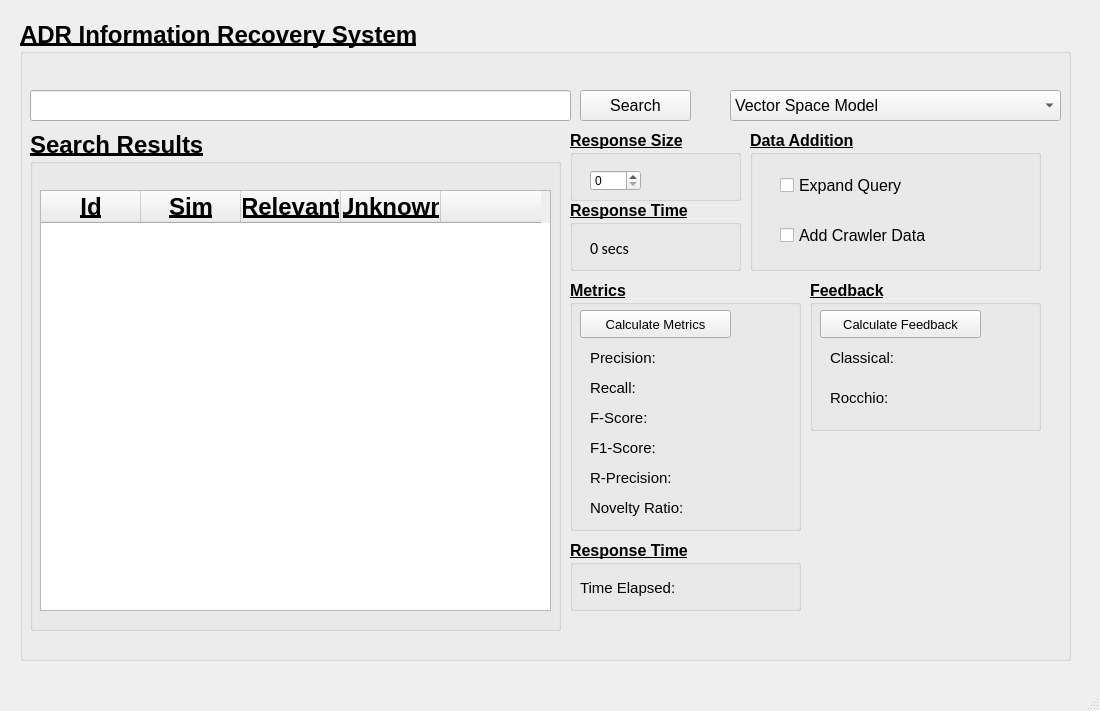
Qt form gui/ADRGui.ui (rolysr/adr-retrieval-system) before a commit.
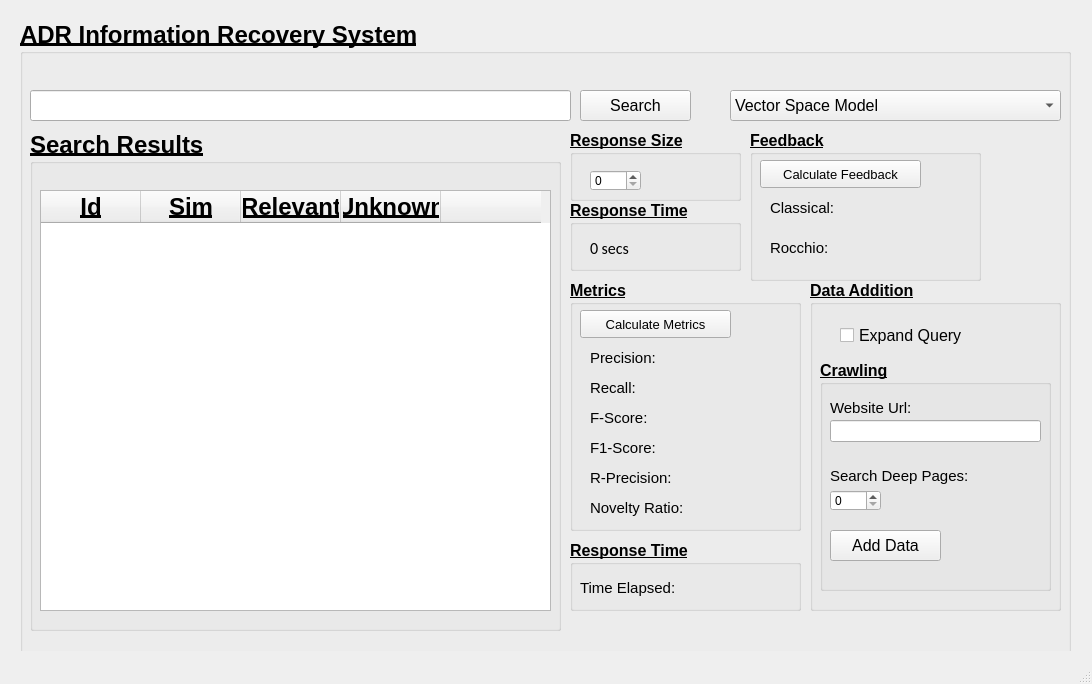
The same form after that commit.

Commit message: Crawling section changed

What changed in the file:
```diff
--- a/gui/ADRGui.ui
+++ b/gui/ADRGui.ui
@@ -6,8 +6,8 @@
    <rect>
     <x>0</x>
     <y>0</y>
-    <width>1100</width>
-    <height>711</height>
+    <width>1092</width>
+    <height>684</height>
    </rect>
   </property>
   <property name="font">
@@ -115,10 +115,10 @@
     <widget class="QGroupBox" name="groupBox_2">
      <property name="geometry">
       <rect>
-       <x>730</x>
-       <y>110</y>
-       <width>291</width>
-       <height>141</height>
+       <x>790</x>
+       <y>260</y>
+       <width>251</width>
+       <height>331</height>
       </rect>
      </property>
      <property name="font">
@@ -153,27 +153,128 @@
        <string>Expand Query</string>
       </property>
      </widget>
-     <widget class="QCheckBox" name="checkBox_2">
+     <widget class="QGroupBox" name="groupBox_9">
       <property name="geometry">
        <rect>
-        <x>30</x>
-        <y>90</y>
-        <width>191</width>
-        <height>31</height>
+        <x>10</x>
+        <y>80</y>
+        <width>231</width>
+        <height>231</height>
        </rect>
       </property>
       <property name="font">
        <font>
-        <family>Arial</family>
         <pointsize>12</pointsize>
-        <weight>50</weight>
-        <bold>false</bold>
-        <underline>false</underline>
+        <weight>75</weight>
+        <bold>true</bold>
        </font>
       </property>
-      <property name="text">
-       <string>Add Crawler Data</string>
+      <property name="title">
+       <string>Crawling</string>
       </property>
+      <widget class="QLineEdit" name="lineEdit_2">
+       <property name="geometry">
+        <rect>
+         <x>10</x>
+         <y>60</y>
+         <width>211</width>
+         <height>22</height>
+        </rect>
+       </property>
+       <property name="font">
+        <font>
+         <family>Arial</family>
+         <weight>50</weight>
+         <bold>false</bold>
+         <underline>false</underline>
+        </font>
+       </property>
+      </widget>
+      <widget class="QLabel" name="label_11">
+       <property name="geometry">
+        <rect>
+         <x>10</x>
+         <y>40</y>
+         <width>101</width>
+         <height>16</height>
+        </rect>
+       </property>
+       <property name="font">
+        <font>
+         <family>Arial</family>
+         <pointsize>11</pointsize>
+         <weight>50</weight>
+         <bold>false</bold>
+         <underline>false</underline>
+        </font>
+       </property>
+       <property name="text">
+        <string>Website Url:</string>
+       </property>
+      </widget>
+      <widget class="QSpinBox" name="spinBox_2">
+       <property name="geometry">
+        <rect>
+         <x>10</x>
+         <y>130</y>
+         <width>51</width>
+         <height>21</height>
+        </rect>
+       </property>
+       <property name="font">
+        <font>
+         <family>Microsoft Sans Serif</family>
+         <pointsize>9</pointsize>
+         <weight>50</weight>
+         <bold>false</bold>
+         <underline>false</underline>
+        </font>
+       </property>
+      </widget>
+      <widget class="QLabel" name="label_12">
+       <property name="geometry">
+        <rect>
+         <x>10</x>
+         <y>100</y>
+         <width>181</width>
+         <height>31</height>
+        </rect>
+       </property>
+       <property name="font">
+        <font>
+         <family>Arial</family>
+         <pointsize>11</pointsize>
+         <weight>50</weight>
+         <bold>false</bold>
+         <underline>false</underline>
+        </font>
+       </property>
+       <property name="text">
+        <string>Search Deep Pages:</string>
+       </property>
+      </widget>
+      <widget class="QPushButton" name="pushButton_4">
+       <property name="geometry">
+        <rect>
+         <x>10</x>
+         <y>170</y>
+         <width>111</width>
+         <height>31</height>
+        </rect>
+       </property>
+       <property name="font">
+        <font>
+         <family>Arial</family>
+         <pointsize>12</pointsize>
+         <weight>50</weight>
+         <bold>false</bold>
+         <underline>false</underline>
+        </font>
+       </property>
+       <property name="text">
+        <string>Add Data</string>
+       </property>
+      </widget>
      </widget>
     </widget>
     <widget class="QGroupBox" name="groupBox_3">
@@ -481,8 +582,8 @@
     <widget class="QGroupBox" name="groupBox_7">
      <property name="geometry">
       <rect>
-       <x>790</x>
-       <y>260</y>
+       <x>730</x>
+       <y>110</y>
        <width>231</width>
        <height>151</height>
       </rect>
```
The commit also changes 1 other file.
